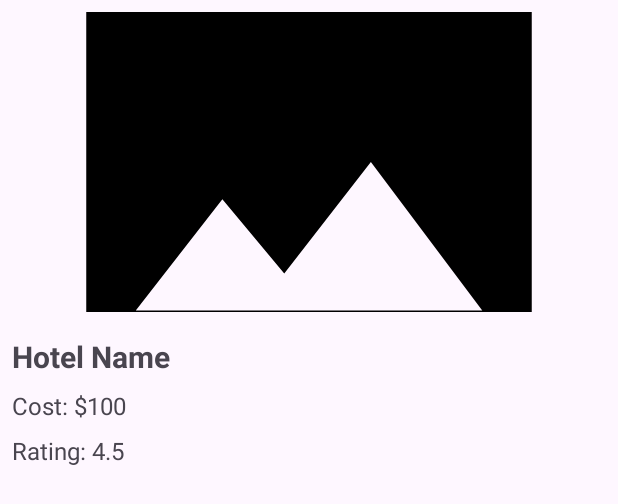
After one commit to collin-Kipkorir/WanderEase---Your-Ultimate-Travel-Companion, an Android app: the layout activity_hotel.xml on its own in the app's theme, with its tools: preview values and no code run, on a phone screen of 412 x 824 dp. The commit adds this screen. Shown: the top 504 px of the screen. Run offline under Robolectric (Android 15) with nearby library versions, the phone set to English and light mode, and no system bars.

```diff
--- a/app/build.gradle
+++ b/app/build.gradle
@@ -56,5 +56,6 @@ dependencies {
     implementation 'com.google.firebase:firebase-auth:22.3.1'
     implementation 'com.firebaseui:firebase-ui-firestore:7.2.0'
 
-
+// Google Maps
+    implementation 'com.google.android.gms:play-services-maps:18.0.0'
 }
--- a/app/src/main/java/com/wanderease/travelcompanion/Hotels.java
+++ b/app/src/main/java/com/wanderease/travelcompanion/Hotels.java
@@ -5,7 +5,8 @@ public class Hotels {
     private String hotelName;
     private float hotelRating;
     private double hotelCost;
-    private String placeId; // Add placeId field
+    private String placeId;
+    private String HotelId;
 
     // Default constructor (required by Firebase)
     public Hotels() {
@@ -17,6 +18,7 @@ public class Hotels {
         this.hotelRating = hotelRating;
         this.hotelCost = hotelCost;
         this.placeId = placeId;
+
     }
 
     // Getters and setters for each field
@@ -59,4 +61,5 @@ public class Hotels {
     public void setPlaceId(String placeId) {
         this.placeId = placeId;
     }
+
 }
--- /dev/null
+++ b/app/src/main/res/layout/activity_hotel.xml
@@ -0,0 +1,45 @@
+<!-- activity_hotel.xml -->
+
+<RelativeLayout xmlns:android="http://schemas.android.com/apk/res/android"
+    xmlns:tools="http://schemas.android.com/tools"
+    android:layout_width="match_parent"
+    android:layout_height="match_parent"
+    android:padding="8dp"
+    tools:context=".HotelActivity">
+
+    <ImageView
+        android:id="@+id/hotelImageView"
+        android:layout_width="match_parent"
+        android:layout_height="200dp"
+        android:scaleType="centerCrop"
+        android:src="@drawable/image" />
+
+    <TextView
+        android:id="@+id/hotelNameTextView"
+        android:layout_width="wrap_content"
+        android:layout_height="wrap_content"
+        android:layout_below="@id/hotelImageView"
+        android:layout_marginTop="16dp"
+        android:textSize="20sp"
+        android:textStyle="bold"
+        tools:text="Hotel Name" />
+
+    <TextView
+        android:id="@+id/hotelCostTextView"
+        android:layout_width="wrap_content"
+        android:layout_height="wrap_content"
+        android:layout_below="@id/hotelNameTextView"
+        android:layout_marginTop="8dp"
+        android:textSize="16sp"
+        tools:text="Cost: $100" />
+
+    <TextView
+        android:id="@+id/hotelRatingTextView"
+        android:layout_width="wrap_content"
+        android:layout_height="wrap_content"
+        android:layout_below="@id/hotelCostTextView"
+        android:layout_marginTop="8dp"
+        android:textSize="16sp"
+        tools:text="Rating: 4.5" />
+
+</RelativeLayout>
```
Also changed, not shown: app/src/main/AndroidManifest.xml (+8 -1 lines), app/src/main/java/com/wanderease/travelcompanion/HomeFragment.java (+6 -1 lines), app/src/main/java/com/wanderease/travelcompanion/Hotel.java (+13 -1 lines), app/src/main/java/com/wanderease/travelcompanion/HotelActivity.java (added, +35 -0 lines), app/src/main/java/com/wanderease/travelcompanion/HotelAdapter.java (+5 -2 lines), app/src/main/java/com/wanderease/travelcompanion/HotelsAdapter.java (+25 -28 lines), app/src/main/java/com/wanderease/travelcompanion/PlaceActivity.java (+29 -3 lines), app/src/main/res/layout/activity_place.xml (+30 -0 lines).
